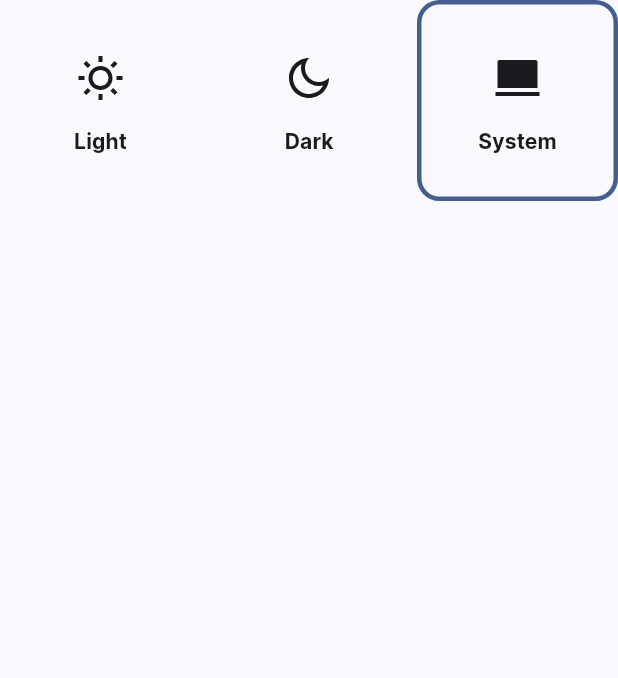
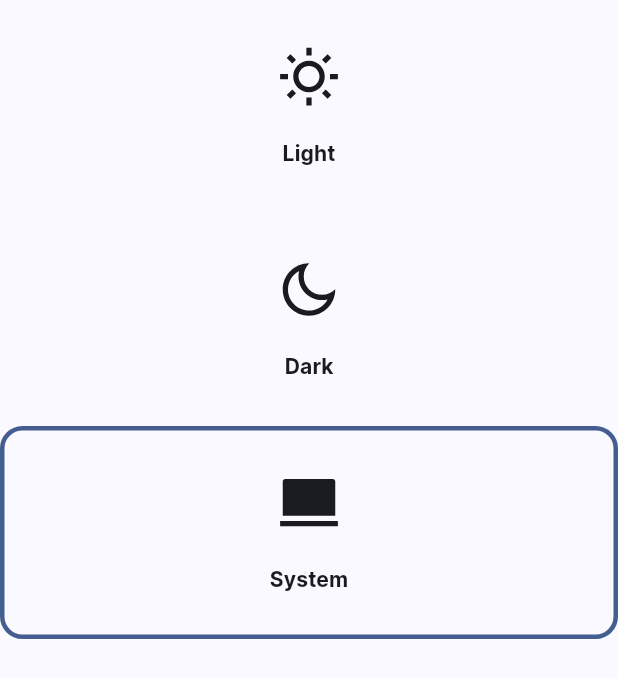
Before and after one commit to pastelcode/automated_payments_on_eth_blockchain_frontend, a Flutter app: the _AppearanceOptionsBottomSheet widget shown alone on an empty page, opened directly, on a phone screen of 412 x 824 dp. Shown: the top 678 px of the screen. Run offline on Flutter 3.47's test engine with Material 2 defaults, Android fonts, the phone set to English and light mode, and no system bars; our stand-ins replace dartz, equatable, flutter_bloc, flutter_remix, flutter_svg, go_router and 1 more.

Commit message:
Re factor appearance menu

```diff
--- a/lib/core/presentation/widgets/custom_app_bar/appearance_option.dart
+++ b/lib/core/presentation/widgets/custom_app_bar/appearance_option.dart
@@ -1,4 +1,37 @@
 part of 'custom_app_bar.dart';
+
+enum _ThemeModes {
+  light(
+    themeMode: ThemeMode.light,
+    name: 'Light',
+    icon: FlutterRemix.sun_line,
+    selectedIcon: FlutterRemix.sun_fill,
+  ),
+  dark(
+    themeMode: ThemeMode.dark,
+    name: 'Dark',
+    icon: FlutterRemix.moon_line,
+    selectedIcon: FlutterRemix.moon_fill,
+  ),
+  system(
+    themeMode: ThemeMode.system,
+    name: 'System',
+    icon: FlutterRemix.macbook_line,
+    selectedIcon: FlutterRemix.macbook_fill,
+  );
+
+  const _ThemeModes({
+    required this.themeMode,
+    required this.name,
+    required this.icon,
+    required this.selectedIcon,
+  });
+
+  final ThemeMode themeMode;
+  final String name;
+  final IconData icon;
+  final IconData selectedIcon;
+}
 
 class _AppearanceOptionsBottomSheet extends StatelessWidget {
   const _AppearanceOptionsBottomSheet();
@@ -19,64 +52,33 @@ class _AppearanceOptionsBottomSheet extends StatelessWidget {
   Widget build(
     BuildContext context,
   ) {
-    return ListView(
-      shrinkWrap: true,
-      children: <Widget>[
-        BlocBuilder<ThemeBloc, ThemeMode>(
+    return BlocBuilder<ThemeBloc, ThemeMode>(
       builder: (
         BuildContext context,
         ThemeMode themeMode,
       ) {
-            return GridView.count(
-              physics: const NeverScrollableScrollPhysics(),
-              shrinkWrap: true,
-              crossAxisCount: 3,
-              crossAxisSpacing: 5,
+        return Column(
           children: <Widget>[
-                _ChangeAppearanceButton(
-                  themeMode: ThemeMode.light,
+            for (final mode in _ThemeModes.values)
+              SizedBox(
+                width: double.infinity,
+                child: _ChangeAppearanceButton(
+                  themeMode: mode.themeMode,
                   currentThemeMode: themeMode,
-                  name: 'Light',
-                  icon: const Icon(
-                    FlutterRemix.sun_line,
-                    size: 32,
+                  name: mode.name,
+                  icon: Icon(
+                    mode.icon,
+                    size: 42,
                   ),
-                  selectedIcon: const Icon(
-                    FlutterRemix.sun_fill,
-                    size: 32,
+                  selectedIcon: Icon(
+                    mode.selectedIcon,
+                    size: 42,
                   ),
-                ),
-                _ChangeAppearanceButton(
-                  themeMode: ThemeMode.dark,
-                  currentThemeMode: themeMode,
-                  name: 'Dark',
-                  icon: const Icon(
-                    FlutterRemix.moon_line,
-                    size: 32,
-                  ),
-                  selectedIcon: const Icon(
-                    FlutterRemix.moon_fill,
-                    size: 32,
-                  ),
-                ),
-                _ChangeAppearanceButton(
-                  themeMode: ThemeMode.system,
-                  currentThemeMode: themeMode,
-                  name: 'System',
-                  icon: const Icon(
-                    FlutterRemix.macbook_line,
-                    size: 32,
-                  ),
-                  selectedIcon: const Icon(
-                    FlutterRemix.macbook_fill,
-                    size: 32,
                 ),
               ),
           ],
         );
       },
-        ),
-      ],
     );
   }
 }
@@ -131,13 +133,10 @@ class _ChangeAppearanceButton extends StatelessWidget {
           vertical: 10,
         ),
         child: Column(
-          mainAxisAlignment: MainAxisAlignment.center,
           children: <Widget>[
-            Expanded(
-              child: isSelected ? selectedIcon : icon,
-            ),
+            if (isSelected) selectedIcon else icon,
             const SizedBox(
-              height: 10,
+              height: 20,
             ),
             Text(
               name,
--- a/lib/core/presentation/widgets/custom_app_bar/application_menu_button.dart
+++ b/lib/core/presentation/widgets/custom_app_bar/application_menu_button.dart
@@ -46,8 +46,7 @@ class _ApplicationMenuBottomSheet extends StatelessWidget {
   Widget build(
     BuildContext context,
   ) {
-    return ListView(
-      shrinkWrap: true,
+    return Column(
       children: <Widget>[
         ListTile(
           title: const Text(
```
Lines whose indentation alone changed are shown as unchanged.
